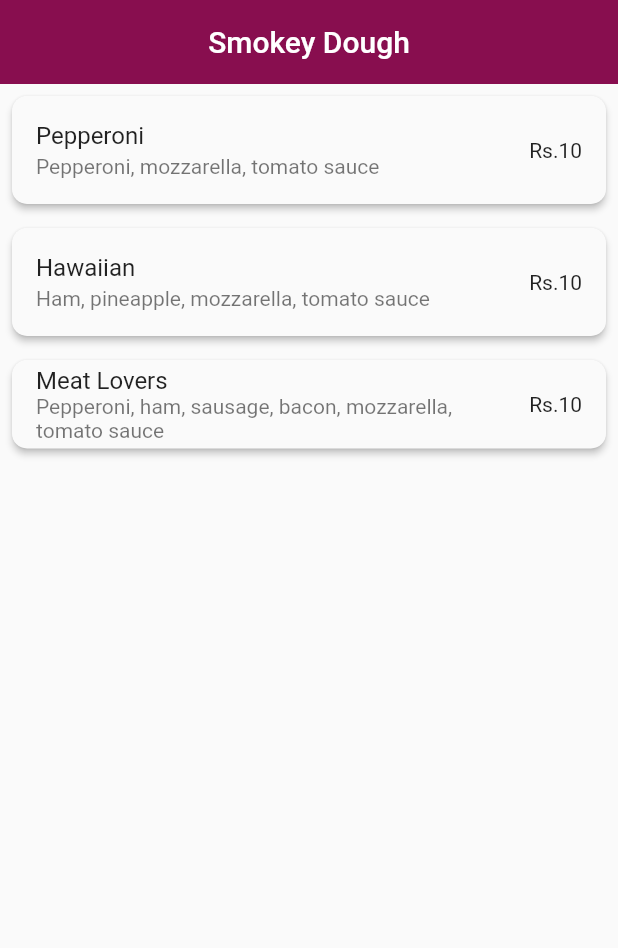
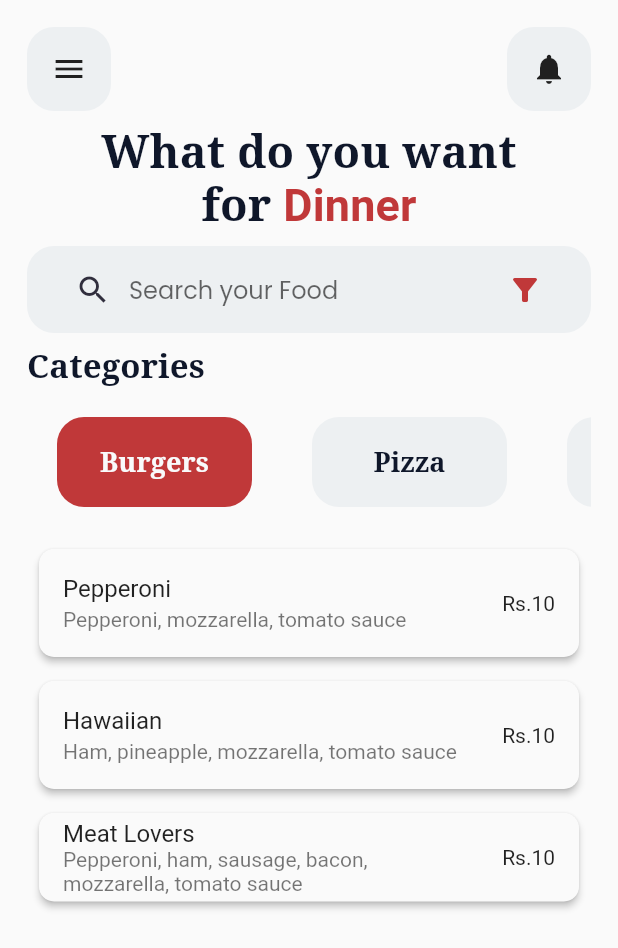
Before and after one commit to akshaykamath45/Flutter_Login, a Flutter app: the screen it shows after launch, on a phone screen of 412 x 824 dp. Shown: the top 948 px of the screen. Run offline on Flutter 3.47's test engine with Material 2 defaults, Android fonts, the light colour scheme and no system bars; our stand-ins replace google_fonts.

Commit message:
Home Page Added

```diff
--- a/lib/main.dart
+++ b/lib/main.dart
@@ -15,6 +15,7 @@ class MyApp extends StatelessWidget {
   @override
   Widget build(BuildContext context) {
     return MaterialApp(
+      debugShowCheckedModeBanner: false,
       title: appName,
       theme: ThemeData(
         primarySwatch: themeColor,
--- a/lib/views/screens/home.dart
+++ b/lib/views/screens/home.dart
@@ -1,22 +1,151 @@
 import 'package:flutter/material.dart';
+import 'package:google_fonts/google_fonts.dart';
 import 'package:smokey_dough/data/pizza_dummy_data.dart';
+import 'package:smokey_dough/views/widgets/home_widget.dart';
 import 'package:smokey_dough/views/widgets/pizza_card.dart';
+import '../../constants/colors.dart';
 import '../../constants/strings.dart';
 
-class HomeScreenView extends StatelessWidget {
+class HomeScreenView extends StatefulWidget {
   const HomeScreenView({super.key});
+
+  @override
+  State<HomeScreenView> createState() => _HomeScreenViewState();
+}
+
+class _HomeScreenViewState extends State<HomeScreenView> {
+  List<String> CategoryList = [
+    "Burgers",
+    "Pizza",
+    "Fries",
+    "Sandwiches",
+    "Salads",
+    "Deserts",
+    "Dips"
+  ];
+  int current = 0;
 
   @override
   Widget build(BuildContext context) {
     return Scaffold(
-      appBar: AppBar(
-        title: const Text(appName),
-        elevation: 0,
-        centerTitle: true,
+        body: SafeArea(
+      child: Padding(
+        padding: const EdgeInsets.all(18.0),
+        child: Column(
+          crossAxisAlignment: CrossAxisAlignment.start,
+          children: [
+            Row(
+              mainAxisAlignment: MainAxisAlignment.spaceBetween,
+              children: [
+                HomeWidget(
+                  child: IconButton(
+                    icon: Icon(Icons.menu),
+                    onPressed: () {},
                   ),
-      body: Center(
-        child: Center(
+                ),
+                HomeWidget(
+                  child: IconButton(
+                    icon: Icon(Icons.notifications),
+                    onPressed: () {},
+                  ),
+                )
+              ],
+            ),
+            Container(
+              padding: EdgeInsets.symmetric(vertical: 10),
+              width: double.infinity,
+              child: Column(
+                mainAxisAlignment: MainAxisAlignment.center,
+                children: [
+                  RichText(
+                    textAlign: TextAlign.center,
+                    text: TextSpan(
+                        style: GoogleFonts.notoSerif(
+                            color: black,
+                            wordSpacing: 0.1,
+                            letterSpacing: 0.1,
+                            fontSize: 30,
+                            fontWeight: FontWeight.w700),
+                        children: [
+                          TextSpan(text: "What do you want \n"),
+                          TextSpan(text: "for "),
+                          TextSpan(
+                              text: "Dinner",
+                              style: TextStyle(color: primaryColor))
+                        ]),
+                  ),
+                ],
+              ),
+            ),
+            HomeWidget(
+              padding: EdgeInsets.symmetric(horizontal: 20, vertical: 5),
+              child: TextFormField(
+                decoration: InputDecoration(
+                    border: InputBorder.none,
+                    prefixIcon: IconButton(
+                      color: notBlack,
+                      icon: Icon(Icons.search),
+                      onPressed: () {},
+                    ),
+                    hintText: "Search your Food",
+                    hintStyle: GoogleFonts.poppins(),
+                    suffixIcon: IconButton(
+                      color: primaryColor,
+                      icon: Icon(Icons.filter_list_alt),
+                      onPressed: () {},
+                    )),
+              ),
+            ),
+            SizedBox(
+              height: 10,
+            ),
+            Text("Categories",
+                style: GoogleFonts.notoSerif(
+                    color: black,
+                    wordSpacing: 0.1,
+                    letterSpacing: 0.1,
+                    fontSize: 22,
+                    fontWeight: FontWeight.w700)),
+            SingleChildScrollView(
+                child: Column(
+              children: [
+                SizedBox(
+                  height: 100,
                   child: ListView.builder(
+                      physics: BouncingScrollPhysics(),
+                      shrinkWrap: true,
+                      itemCount: CategoryList.length,
+                      scrollDirection: Axis.horizontal,
+                      itemBuilder: (context, index) {
+                        return Padding(
+                          padding: const EdgeInsets.all(20.0),
+                          child: GestureDetector(
+                            onTap: () {
+                              setState(() {
+                                current = index;
+                              });
+                            },
+                            child: HomeWidget(
+                                height: 80,
+                                width: 130,
+                                isSelected: current == index ? true : false,
+                                padding: EdgeInsets.symmetric(horizontal: 10),
+                                child: Text(CategoryList[index],
+                                    style: GoogleFonts.notoSerif(
+                                        color: current == index ? white : black,
+                                        wordSpacing: 0.1,
+                                        letterSpacing: 0.1,
+                                        fontSize: 18,
+                                        fontWeight: FontWeight.w700))),
+                          ),
+                        );
+                      }),
+                ),
+
+                //Start Menu Items from Here
+
+                ListView.builder(
+                  shrinkWrap: true,
                   itemBuilder: ((context, index) {
                     return PizzaCardWidget(
                       name: pizzaData[index].name,
@@ -26,8 +155,11 @@ class HomeScreenView extends StatelessWidget {
                   }),
                   itemCount: pizzaData.length,
                 ),
+              ],
+            )),
+          ],
         ),
       ),
-    );
+    ));
   }
 }
--- /dev/null
+++ b/lib/views/widgets/home_widget.dart
@@ -0,0 +1,26 @@
+import 'package:flutter/material.dart';
+
+import '../../constants/colors.dart';
+
+class HomeWidget extends StatelessWidget {
+  final double? height, width;
+  final Widget child;
+  final EdgeInsets? padding;
+  bool? isSelected = false;
+  HomeWidget({Key? key, this.height, this.width, required this.child, this.padding, this.isSelected}) : super(key: key);
+
+  @override
+  Widget build(BuildContext context) {
+    return Container(
+      alignment: Alignment.center,
+      padding: padding ?? EdgeInsets.all(4),
+      height: height ,
+      width: width,
+      decoration: BoxDecoration(
+        borderRadius: BorderRadius.circular(18),
+        color: isSelected==true ? primaryColor : notWhite,
+      ),
+      child: child,
+    );
+  }
+}
```
Lines whose indentation alone changed are shown as unchanged.
